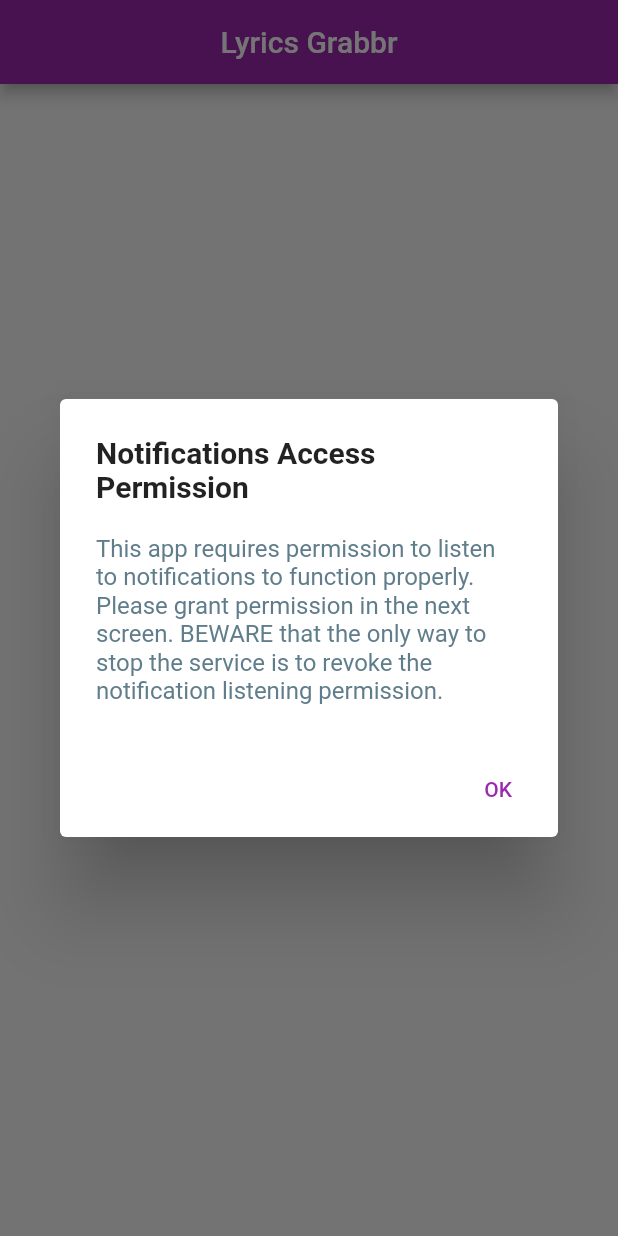
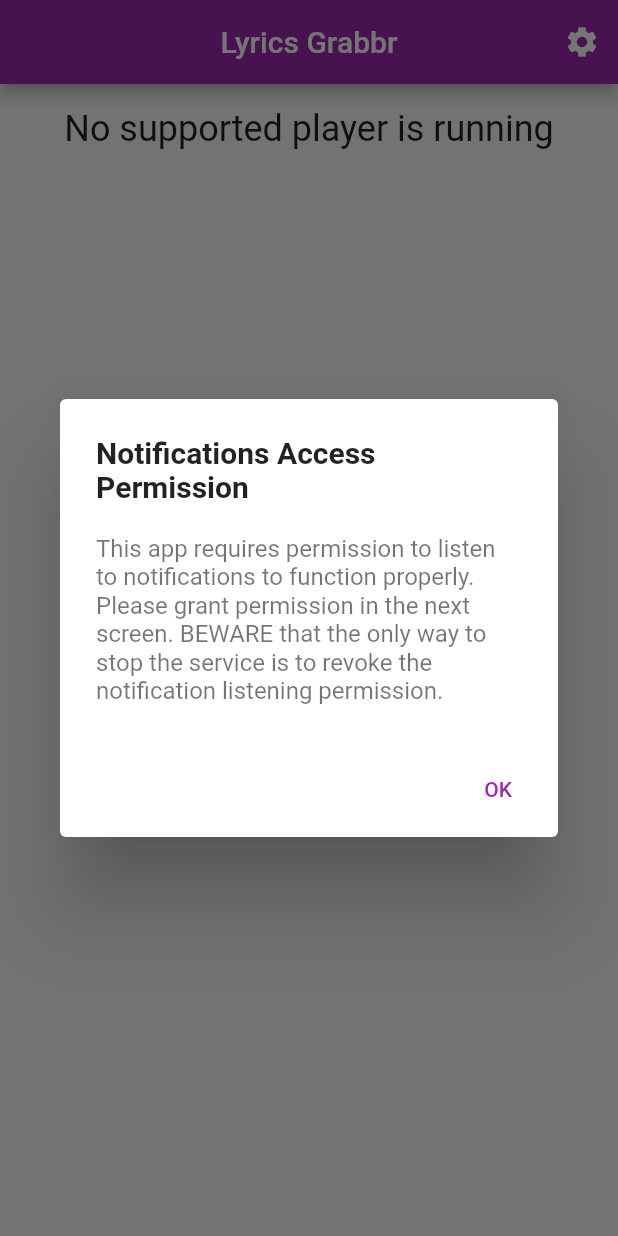
Before and after one commit to IllusionMan1212/lyrics-grabbr, a Flutter app: the screen it shows after launch, on a phone screen of 412 x 824 dp. Run offline on Flutter 3.47's test engine with Material 2 defaults, Android fonts, the phone set to English and light mode, and no system bars; our stand-ins replace shared_preferences; missing offline and left inert: web_scraper.

Commit message:
feat/fix: themes with some fixes

```diff
--- a/lib/lyrics.dart
+++ b/lib/lyrics.dart
@@ -1,5 +1,4 @@
 import 'package:flutter/material.dart';
-import 'dart:convert' as convert;
 import 'package:web_scraper/web_scraper.dart';
 
 class LyricsPage extends StatefulWidget {
@@ -87,8 +86,7 @@
                 width: MediaQuery.of(context).size.width,
                 child: SingleChildScrollView(
                   child: Container(
-                    padding: const EdgeInsets.symmetric(
-                        horizontal: 30, vertical: 30),
+                    padding: const EdgeInsets.all(30),
                     child: Text(
                       lyrics ?? '',
                       style: const TextStyle(
--- a/lib/main.dart
+++ b/lib/main.dart
@@ -1,26 +1,59 @@
 import 'dart:async';
 import 'package:flutter/material.dart';
 import 'package:flutter/services.dart';
+import 'package:provider/provider.dart';
 import 'notification_listener.dart';
 import 'search_result.dart';
 import 'package:http/http.dart' as http;
 import 'dart:convert' as convert;
+import 'package:shared_preferences/shared_preferences.dart';
+
+import 'settings.dart';
+import 'theme_provider.dart';
 
 Future<void> main() async {
   runApp(const LyricsGrabbr());
 }
 
-class LyricsGrabbr extends StatelessWidget {
+class LyricsGrabbr extends StatefulWidget {
   const LyricsGrabbr({Key? key}) : super(key: key);
 
   @override
+  State<LyricsGrabbr> createState() => _LyricsGrabbrState();
+}
+
+class _LyricsGrabbrState extends State<LyricsGrabbr> {
+  @override
   Widget build(BuildContext context) {
+    return FutureBuilder<SharedPreferences>(
+      future: SharedPreferences.getInstance(),
+      builder: (_, snapshot) {
+      final prefTheme = snapshot.data?.getString("theme");
+
+      var themeMode = ThemeMode.system;
+      if (prefTheme == AppTheme.Dark.name) {
+          themeMode = ThemeMode.dark;
+      } else if (prefTheme == AppTheme.Light.name) {
+          themeMode = ThemeMode.light;
+      } else if (prefTheme == AppTheme.System.name) {
+          themeMode = ThemeMode.system;
+      }
+
+      return snapshot.hasData ? ChangeNotifierProvider(
+        create: (context) => ThemeProvider(themeMode),
+        builder: (context, _) {
+          final themeProvider = Provider.of<ThemeProvider>(context);
+
           return MaterialApp(
             title: 'Lyrics Grabbr',
-      theme: ThemeData(
-        primarySwatch: Colors.purple,
-      ),
+            theme: MyThemes.lightTheme,
+            darkTheme: MyThemes.darkTheme,
+            themeMode: themeProvider.themeMode,
             home: const HomePage(title: 'Lyrics Grabbr'),
+          );
+        }
+      ) : Container();
+      }
     );
   }
 }
@@ -90,7 +123,6 @@
               ),
               content: const Text(
                 'This app requires permission to listen to notifications to function properly. Please grant permission in the next screen. BEWARE that the only way to stop the service is to revoke the notification listening permission.',
-                style: TextStyle(color: Colors.blueGrey),
               ),
               actions: [
                 TextButton(
@@ -178,35 +210,28 @@
   }
 
   Widget _buildResults() {
-    return ListView.builder(
+    return ListView.separated(
       itemBuilder: (_, i) {
         return searchResults[i];
       },
       itemCount: searchResults.length,
+      separatorBuilder: (BuildContext context, int index) {
+        return const Divider(height: 1);
+      },
     );
   }
 
-  @override
-  Widget build(BuildContext context) {
-    return Scaffold(
-      appBar: AppBar(
-        title: Text(widget.title),
-        centerTitle: true,
-      ),
-      body: Center(
-        child: Column(
-          mainAxisAlignment: MainAxisAlignment.start,
-          crossAxisAlignment: CrossAxisAlignment.center,
-          children: [
-            if (running)
+  List<Widget> _buildPage() {
+    if (lastNotification != null) {
+      return [
         Container(
           padding: const EdgeInsets.all(20),
           child: RichText(
             text: TextSpan(
                 text: lastNotification?.songTitle,
-                      style: const TextStyle(
+                style: TextStyle(
                   fontSize: 24.0,
-                        color: Colors.black,
+                  color: Theme.of(context).textTheme.bodyLarge?.color,
                   fontWeight: FontWeight.w700,
                 ),
                 children: [
@@ -215,9 +240,9 @@
                   ),
                   TextSpan(
                     text: lastNotification?.artist,
-                          style: const TextStyle(
+                    style: TextStyle(
                       fontSize: 20.0,
-                            color: Color(0xFF303030),
+                      color: Theme.of(context).textTheme.bodyMedium?.color,
                     ),
                   )
                 ]),
@@ -230,9 +255,7 @@
                   child: Column(
                       mainAxisAlignment: MainAxisAlignment.center,
                       crossAxisAlignment: CrossAxisAlignment.center,
-                          children: const [
-                          CircularProgressIndicator(value: null)
-                        ]))
+                      children: const [CircularProgressIndicator(value: null)]))
               : Flexible(
                   child: Column(
                     mainAxisSize: MainAxisSize.min,
@@ -244,9 +267,9 @@
                           running
                               ? 'Found ${searchResults.length} result(s)'
                               : "",
-                              style: const TextStyle(
+                          style: TextStyle(
                             fontSize: 15,
-                                color: Colors.black87,
+                            color: Theme.of(context).textTheme.bodyText1?.color,
                             fontWeight: FontWeight.bold,
                             fontStyle: FontStyle.italic,
                           ),
@@ -257,7 +280,41 @@
                   ),
                 ),
         ),
+      ];
+    }
+
+    return [
+      const Padding(
+        padding: EdgeInsets.symmetric(vertical: 16),
+        child: Text("No supported player is running",
+            style: TextStyle(fontSize: 24)),
+      ),
+    ];
+  }
+
+  @override
+  Widget build(BuildContext context) {
+    return Scaffold(
+      appBar: AppBar(
+        title: Text(widget.title),
+        centerTitle: true,
+        actions: [
+          IconButton(
+            icon: const Icon(Icons.settings),
+            tooltip: "Settings",
+            splashRadius: 20,
+            onPressed: () {
+              Navigator.of(context).push(
+                  MaterialPageRoute(builder: (context) => const SettingsPage()));
+            },
+          ),
         ],
+      ),
+      body: Center(
+        child: Column(
+          mainAxisAlignment: MainAxisAlignment.start,
+          crossAxisAlignment: CrossAxisAlignment.center,
+          children: _buildPage(),
         ),
       ),
     );
--- /dev/null
+++ b/lib/theme_provider.dart
@@ -0,0 +1,43 @@
+import 'package:flutter/material.dart';
+
+class ThemeProvider extends ChangeNotifier {
+  ThemeMode themeMode;
+
+  ThemeProvider(this.themeMode);
+
+  bool get isDarkMode => themeMode == ThemeMode.dark;
+
+  void changeTheme(ThemeMode mode) {
+    themeMode = mode;
+
+    notifyListeners();
+  }
+}
+
+class MyThemes {
+  static final darkTheme = ThemeData(
+    primarySwatch: Colors.deepPurple,
+    dialogTheme: const DialogTheme(backgroundColor: Color(0xFF202020)),
+    unselectedWidgetColor: Colors.white,
+    canvasColor: Colors.black,
+    bottomSheetTheme: const BottomSheetThemeData(backgroundColor: Color(0xFF202020)),
+    dividerColor: Colors.white,
+    iconTheme: const IconThemeData(color: Colors.white),
+    textTheme: const TextTheme(
+        bodyText1: TextStyle(color: Colors.white, fontSize: 16),
+        bodyText2: TextStyle(color: Colors.white),
+        subtitle1: TextStyle(color: Colors.grey),
+        subtitle2: TextStyle(color: Colors.white),
+        headline6: TextStyle(color: Colors.white),
+    ),
+  );
+
+  static final lightTheme = ThemeData(
+    primarySwatch: Colors.purple,
+    dividerColor: Colors.black,
+    textTheme: const TextTheme(
+        bodyText1: TextStyle(fontSize: 16),
+        subtitle1: TextStyle(color: Colors.black54),
+    ),
+  );
+}
--- a/pubspec.yaml
+++ b/pubspec.yaml
@@ -15,7 +15,7 @@
 # In iOS, build-name is used as CFBundleShortVersionString while build-number used as CFBundleVersion.
 # Read more about iOS versioning at
 # https://developer.apple.com/library/archive/documentation/General/Reference/InfoPlistKeyReference/Articles/CoreFoundationKeys.html
-version: 0.2.1+1
+version: 0.3.0+1
 
 environment:
   sdk: ">=2.16.1 <3.0.0"
@@ -35,6 +35,8 @@
   url_launcher: ^6.0.20
   web_scraper: ^0.1.4
   fluttertoast: ^8.0.9
+  shared_preferences: ^2.0.15
+  provider: ^6.0.3
 
 dev_dependencies:
   flutter_test:
```
Also changed, not shown: lib/search_result.dart (+50 -63 lines), lib/settings.dart (added, +188 -0 lines), pubspec.lock. Lines whose indentation alone changed are shown as unchanged.
